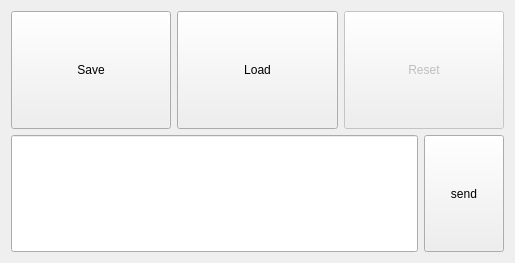
Above: test.ui from wapmobil/SpaceTimeBot before the change. Below: the same form after it.
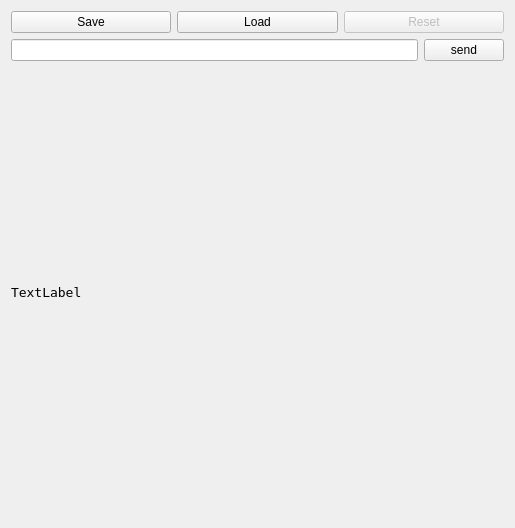
That is the form after the change. Custom widgets are drawn as their Qt base class.

Commit message: research tree output

Patch:
```diff
--- a/test.ui
+++ b/test.ui
@@ -7,7 +7,7 @@
     <x>0</x>
     <y>0</y>
     <width>515</width>
-    <height>263</height>
+    <height>528</height>
    </rect>
   </property>
   <property name="windowTitle">
@@ -87,6 +87,25 @@
      </item>
     </layout>
    </item>
+   <item>
+    <widget class="QLabel" name="label">
+     <property name="sizePolicy">
+      <sizepolicy hsizetype="Preferred" vsizetype="Expanding">
+       <horstretch>0</horstretch>
+       <verstretch>0</verstretch>
+      </sizepolicy>
+     </property>
+     <property name="font">
+      <font>
+       <family>DejaVu Sans Mono</family>
+       <pointsize>10</pointsize>
+      </font>
+     </property>
+     <property name="text">
+      <string>TextLabel</string>
+     </property>
+    </widget>
+   </item>
   </layout>
  </widget>
  <customwidgets>
```
The commit also changes 1 other file.
